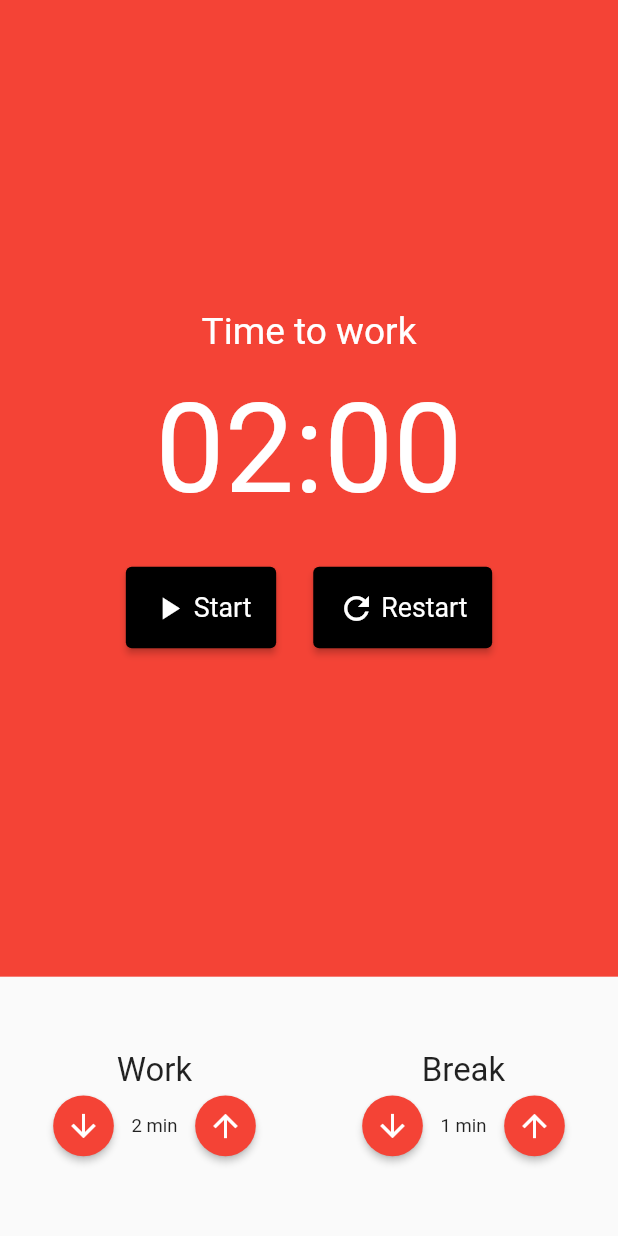
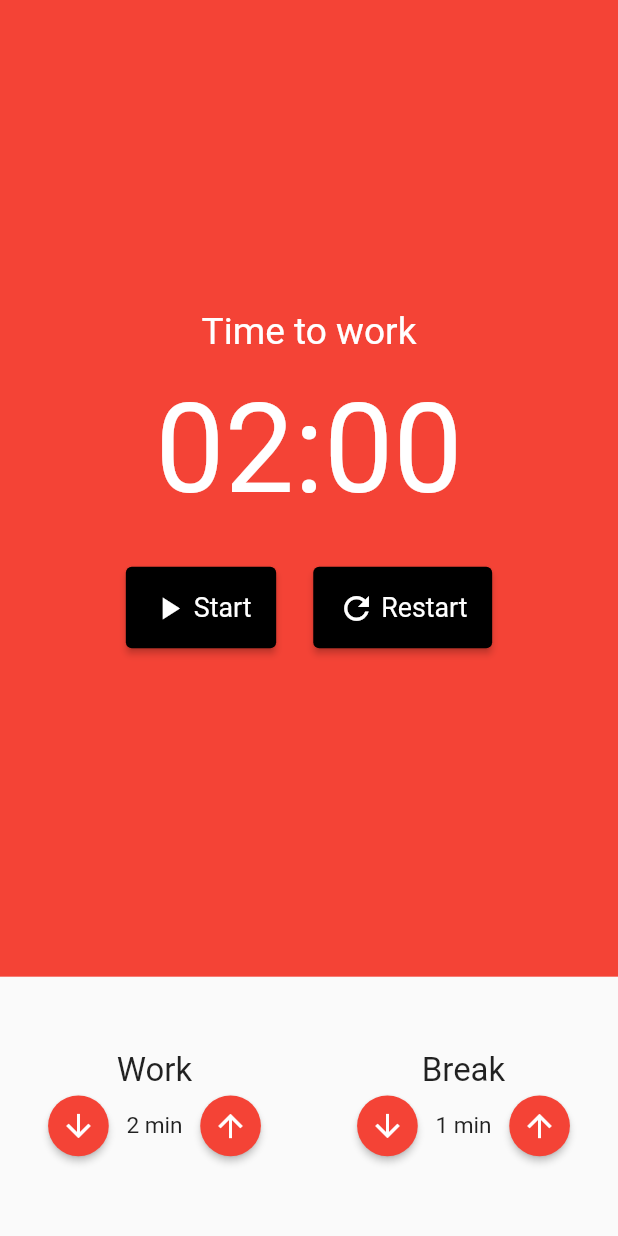
Before and after one commit to lucasribolli/pomodoro, a Flutter app: the screen it shows after launch, on a phone screen of 412 x 824 dp. Run offline on Flutter 3.47's test engine with Material 2 defaults, Android fonts, the phone set to English and light mode, and no system bars; our stand-ins replace flutter_mobx, mobx, sizer; generated files the repository leaves out were written again.

Commit message:
fix timein timer size

```diff
--- a/lib/screens/timer/components/TimeIn.dart
+++ b/lib/screens/timer/components/TimeIn.dart
@@ -52,7 +52,7 @@ class TimeIn extends StatelessWidget {
                 Text(
                 '${this.value} min',
                   style: TextStyle(
-                    fontSize: 9.sp,
+                    fontSize: 11.sp,
                   ),
                 ),
                 SizedBox(height: 5.h),
```
